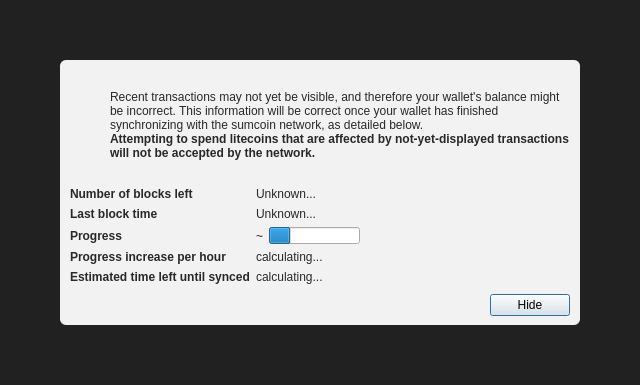
Before: the Qt Designer form src/qt/forms/modaloverlay.ui in sumcoinlabs/sumcoin, drawn with Qt 5.
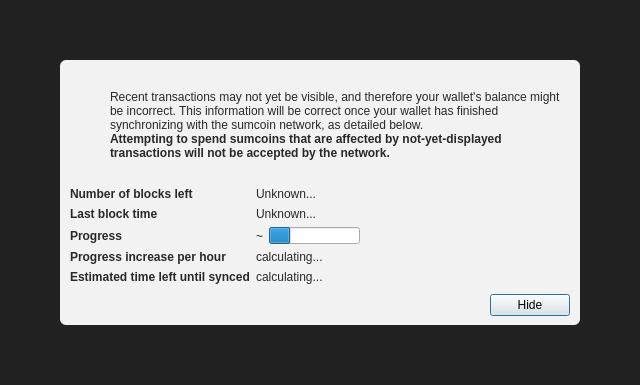
After: the same form once the commit is applied. Icons and pictures are not drawn. Custom widgets are drawn as their Qt base class.

Commit message: sumcoin to strings

```diff
--- a/src/qt/forms/modaloverlay.ui
+++ b/src/qt/forms/modaloverlay.ui
@@ -149,7 +149,7 @@
                 </font>
                </property>
                <property name="text">
-                <string>Attempting to spend litecoins that are affected by not-yet-displayed transactions will not be accepted by the network.</string>
+                <string>Attempting to spend sumcoins that are affected by not-yet-displayed transactions will not be accepted by the network.</string>
                </property>
                <property name="textFormat">
                 <enum>Qt::RichText</enum>
```
The commit also changes 72 other files.
